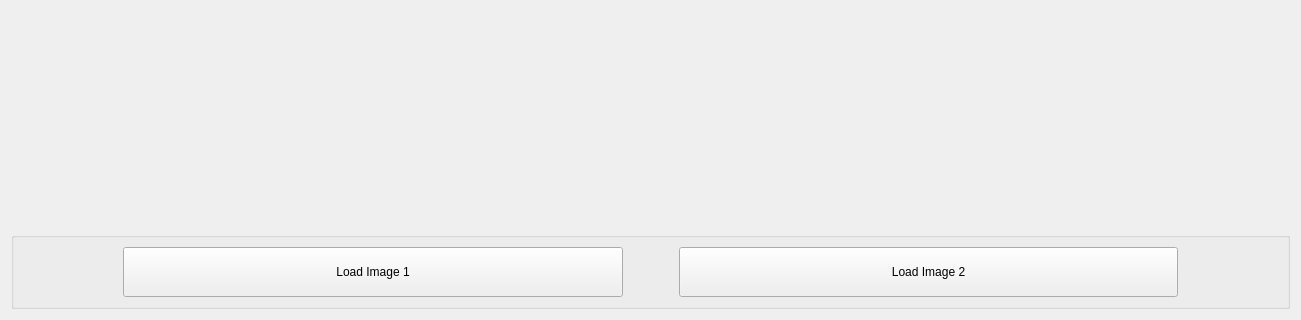
Old version of the form src/Widgets/CheckerboardView/CheckerboardView.ui in the repository cebulamateusz/ImageViewerSoftware; both pictures show x 0 to 1301 and y 475 to 795 of the 1301 by 795 pixel window.
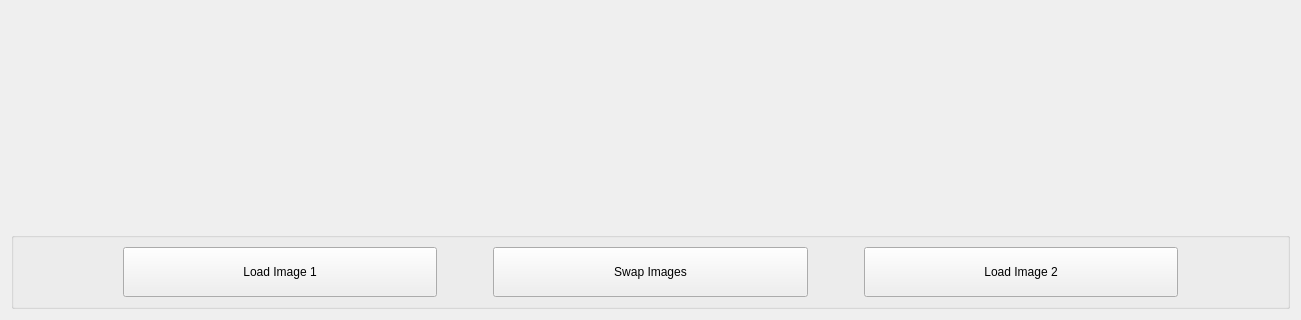
New version of the form.

```diff
--- a/src/Widgets/CheckerboardView/CheckerboardView.ui
+++ b/src/Widgets/CheckerboardView/CheckerboardView.ui
@@ -62,6 +62,35 @@
         </property>
        </widget>
       </item>
+      <item>
+       <spacer name="horizontalSpacer_4">
+        <property name="orientation">
+         <enum>Qt::Horizontal</enum>
+        </property>
+        <property name="sizeType">
+         <enum>QSizePolicy::Fixed</enum>
+        </property>
+        <property name="sizeHint" stdset="0">
+         <size>
+          <width>50</width>
+          <height>20</height>
+         </size>
+        </property>
+       </spacer>
+      </item>
+      <item>
+       <widget class="QPushButton" name="pbSwapImages">
+        <property name="minimumSize">
+         <size>
+          <width>0</width>
+          <height>50</height>
+         </size>
+        </property>
+        <property name="text">
+         <string>Swap Images</string>
+        </property>
+       </widget>
+      </item>
       <item>
        <spacer name="horizontalSpacer_2">
         <property name="orientation">
```
